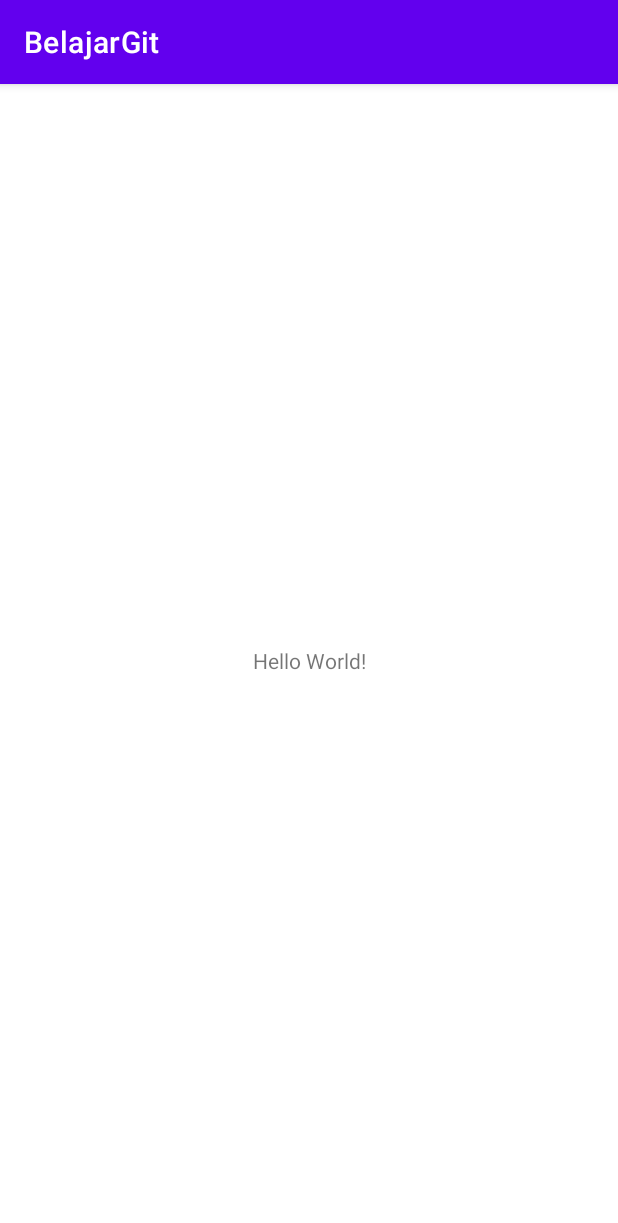
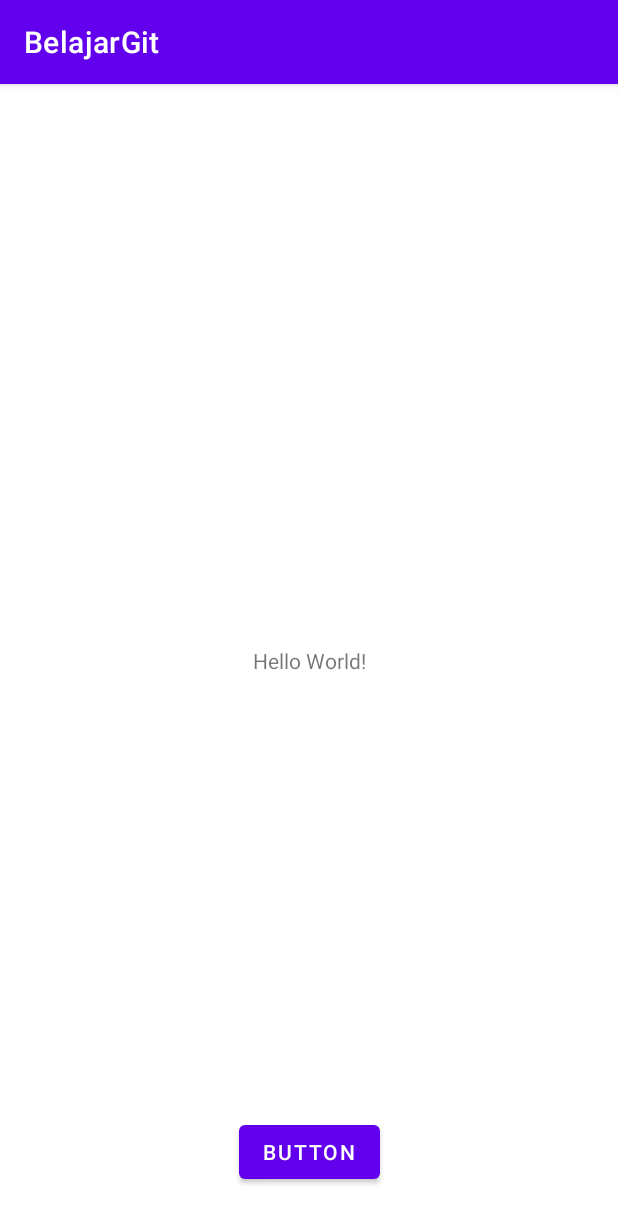
Before and after one commit to bagi-code/BelajarGit, an Android app: the screen it shows after launch (MainActivity), on a phone screen of 412 x 824 dp. Shown: the top 1223 px of the screen. Run offline under Robolectric (Android 15) with nearby library versions, the phone set to English and light mode, and no system bars.

Commit message:
tambah activity dan update main

```diff
--- a/app/src/main/AndroidManifest.xml
+++ b/app/src/main/AndroidManifest.xml
@@ -9,6 +9,9 @@
         android:roundIcon="@mipmap/ic_launcher_round"
         android:supportsRtl="true"
         android:theme="@style/Theme.BelajarGit">
+        <activity
+            android:name=".LocalActivity"
+            android:exported="false" />
         <activity
             android:name=".AboutActivity"
             android:exported="false" />
--- a/app/src/main/res/layout/activity_main.xml
+++ b/app/src/main/res/layout/activity_main.xml
@@ -26,4 +26,14 @@
         app:layout_constraintStart_toStartOf="parent"
         tools:srcCompat="@tools:sample/avatars" />
 
+    <Button
+        android:id="@+id/button"
+        android:layout_width="wrap_content"
+        android:layout_height="wrap_content"
+        android:layout_marginBottom="32dp"
+        android:text="Button"
+        app:layout_constraintBottom_toBottomOf="parent"
+        app:layout_constraintEnd_toEndOf="parent"
+        app:layout_constraintStart_toStartOf="parent" />
+
 </androidx.constraintlayout.widget.ConstraintLayout>
```
Also changed, not shown: app/src/main/java/com/robby/belajargit/LocalActivity.kt (added, +11 -0 lines), app/src/main/res/layout/activity_local.xml (added, +8 -0 lines).
